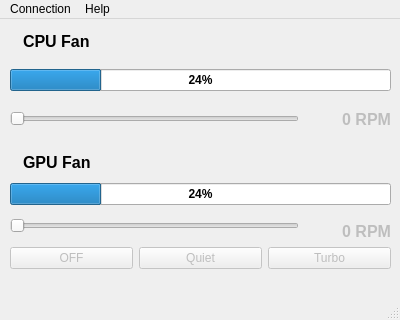
mbober1/ESPCooling, file Qt/uic/mainwindow.ui: the form before one commit.
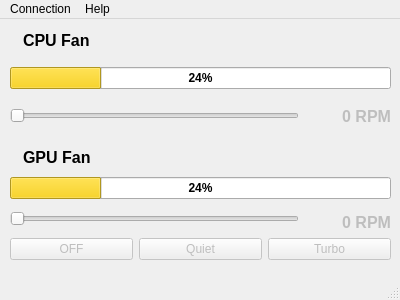
The form after the commit. Icons and pictures are not drawn.

What changed in the file:
```diff
--- a/Qt/uic/mainwindow.ui
+++ b/Qt/uic/mainwindow.ui
@@ -7,7 +7,7 @@
     <x>0</x>
     <y>0</y>
     <width>400</width>
-    <height>320</height>
+    <height>300</height>
    </rect>
   </property>
   <property name="sizePolicy">
@@ -25,9 +25,100 @@
   <property name="maximumSize">
    <size>
     <width>400</width>
-    <height>320</height>
+    <height>300</height>
    </size>
   </property>
+  <property name="palette">
+   <palette>
+    <active>
+     <colorrole role="Highlight">
+      <brush brushstyle="SolidPattern">
+       <color alpha="255">
+        <red>229</red>
+        <green>165</green>
+        <blue>10</blue>
+       </color>
+      </brush>
+     </colorrole>
+     <colorrole role="Link">
+      <brush brushstyle="SolidPattern">
+       <color alpha="255">
+        <red>248</red>
+        <green>228</green>
+        <blue>92</blue>
+       </color>
+      </brush>
+     </colorrole>
+     <colorrole role="LinkVisited">
+      <brush brushstyle="SolidPattern">
+       <color alpha="255">
+        <red>249</red>
+        <green>240</green>
+        <blue>107</blue>
+       </color>
+      </brush>
+     </colorrole>
+    </active>
+    <inactive>
+     <colorrole role="Highlight">
+      <brush brushstyle="SolidPattern">
+       <color alpha="255">
+        <red>246</red>
+        <green>211</green>
+        <blue>45</blue>
+       </color>
+      </brush>
+     </colorrole>
+     <colorrole role="Link">
+      <brush brushstyle="SolidPattern">
+       <color alpha="255">
+        <red>248</red>
+        <green>228</green>
+        <blue>92</blue>
+       </color>
+      </brush>
+     </colorrole>
+     <colorrole role="LinkVisited">
+      <brush brushstyle="SolidPattern">
+       <color alpha="255">
+        <red>249</red>
+        <green>240</green>
+        <blue>107</blue>
+       </color>
+      </brush>
+     </colorrole>
+    </inactive>
+    <disabled>
+     <colorrole role="Highlight">
+      <brush brushstyle="SolidPattern">
+       <color alpha="255">
+        <red>249</red>
+        <green>240</green>
+        <blue>107</blue>
+       </color>
+      </brush>
+     </colorrole>
+     <colorrole role="Link">
+      <brush brushstyle="SolidPattern">
+       <color alpha="255">
+        <red>248</red>
+        <green>228</green>
+        <blue>92</blue>
+       </color>
+      </brush>
+     </colorrole>
+     <colorrole role="LinkVisited">
+      <brush brushstyle="SolidPattern">
+       <color alpha="255">
+        <red>249</red>
+        <green>240</green>
+        <blue>107</blue>
+       </color>
+      </brush>
+     </colorrole>
+    </disabled>
+   </palette>
+  </property>
   <property name="windowTitle">
    <string>ESPCooling</string>
   </property>
@@ -36,10 +127,7 @@
     <normaloff>:/icon/icons/fan.png</normaloff>:/icon/icons/fan.png</iconset>
   </property>
   <property name="windowOpacity">
-   <double>0.960000000000000</double>
-  </property>
-  <property name="tabShape">
-   <enum>QTabWidget::Triangular</enum>
+   <double>1.000000000000000</double>
   </property>
   <widget class="QWidget" name="centralwidget">
    <widget class="QWidget" name="verticalLayoutWidget">
@@ -48,7 +136,7 @@
       <x>10</x>
       <y>0</y>
       <width>381</width>
-      <height>250</height>
+      <height>241</height>
      </rect>
     </property>
     <layout class="QVBoxLayout" name="verticalLayout">
@@ -74,7 +162,6 @@
            <property name="font">
             <font>
              <pointsize>12</pointsize>
-             <weight>75</weight>
              <bold>true</bold>
             </font>
            </property>
@@ -106,7 +193,7 @@
             <bool>false</bool>
            </property>
            <property name="maximum">
-            <number>100</number>
+            <number>99</number>
            </property>
            <property name="orientation">
             <enum>Qt::Horizontal</enum>
@@ -127,7 +214,6 @@
            <property name="font">
             <font>
              <pointsize>12</pointsize>
-             <weight>75</weight>
              <bold>true</bold>
             </font>
            </property>
@@ -151,7 +237,6 @@
         <widget class="QProgressBar" name="cpuProgressBar">
          <property name="font">
           <font>
-           <weight>75</weight>
            <bold>true</bold>
           </font>
          </property>
@@ -184,7 +269,6 @@
            <property name="font">
             <font>
              <pointsize>12</pointsize>
-             <weight>75</weight>
              <bold>true</bold>
             </font>
            </property>
@@ -216,7 +300,7 @@
             <bool>false</bool>
            </property>
            <property name="maximum">
-            <number>100</number>
+            <number>99</number>
            </property>
            <property name="orientation">
             <enum>Qt::Horizontal</enum>
@@ -237,7 +321,6 @@
            <property name="font">
             <font>
              <pointsize>12</pointsize>
-             <weight>75</weight>
              <bold>true</bold>
             </font>
            </property>
@@ -304,7 +387,6 @@
         <widget class="QProgressBar" name="gpuProgressBar">
          <property name="font">
           <font>
-           <weight>75</weight>
            <bold>true</bold>
           </font>
          </property>
```
Left out of the diff: 10 changed lines with no effect on the pictures.
